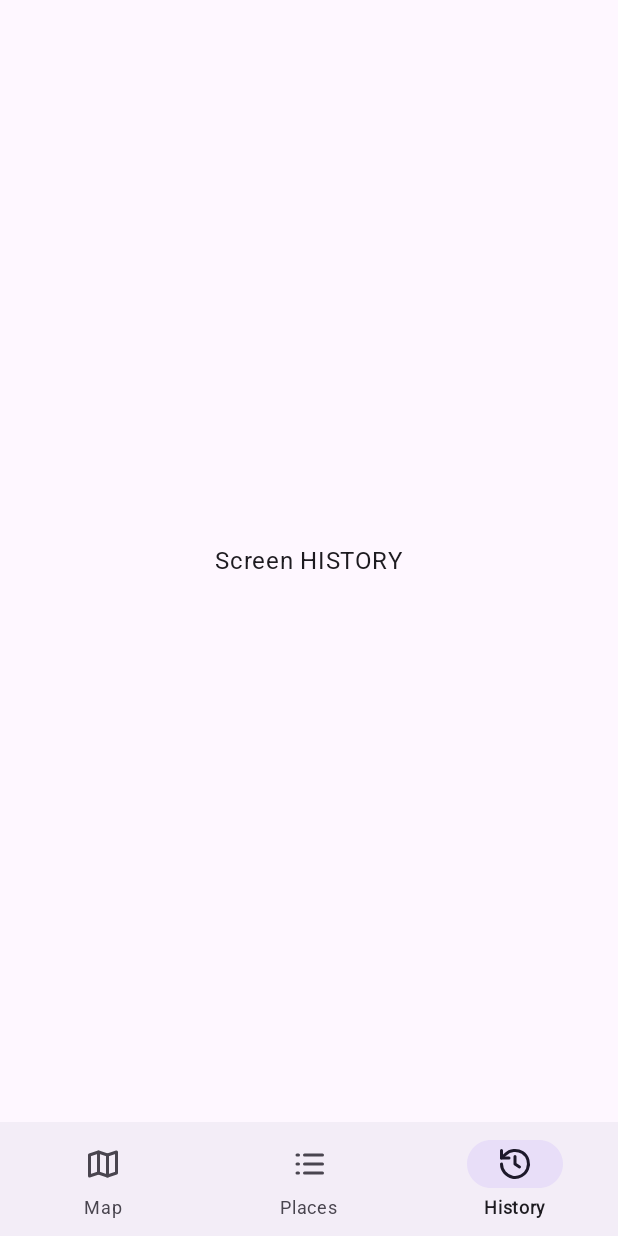
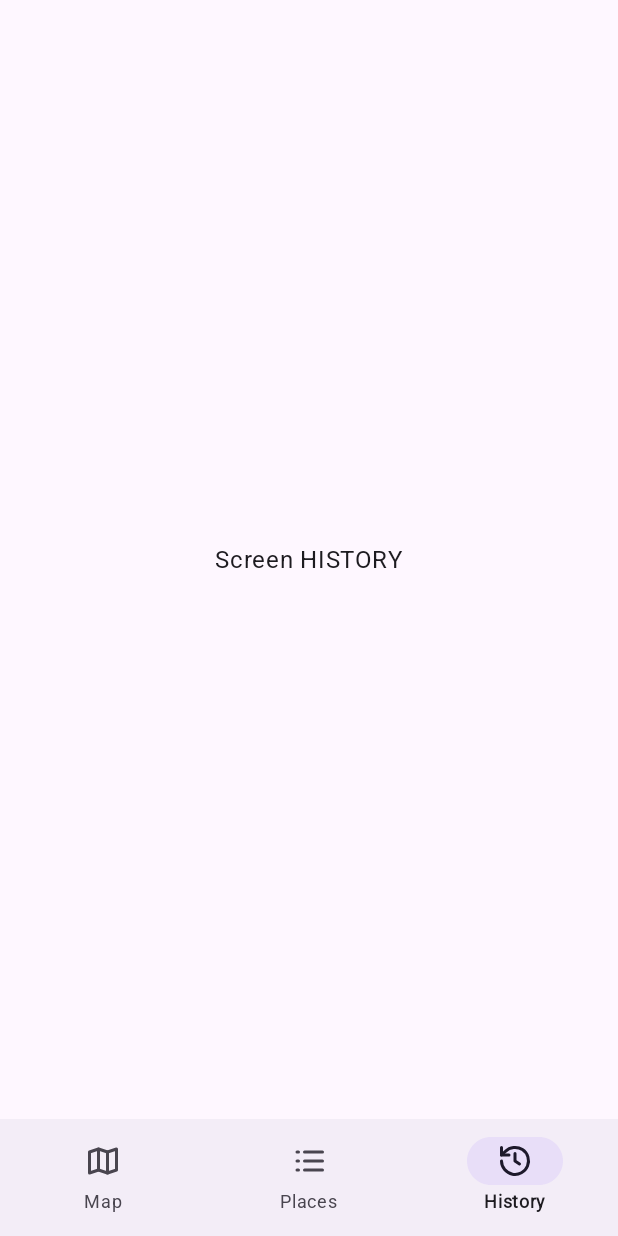
Before and after one commit to ArseniyKorotkov/HistoryPhotos, an Android app built with Jetpack Compose: the HISTORY screen opened through its navigation route, on a phone screen of 412 x 824 dp. Run offline under Robolectric (Android 15) with nearby library versions, the phone set to English and light mode, and no system bars.

Commit message:
task6_fix: UI size

```diff
--- a/app/src/main/java/by/arsy/historyphotos/BottomNavBar.kt
+++ b/app/src/main/java/by/arsy/historyphotos/BottomNavBar.kt
@@ -80,7 +80,7 @@ private fun ButtonBarItem(
             contentAlignment = Alignment.Center,
             modifier =
                 Modifier
-                    .padding(bottom = 6.dp) // TODO: взято наугад
+                    .padding(bottom = 4.dp)
                     .size(width = 64.dp, height = 32.dp), // TODO: хардкод размеров картинки
         ) {
             // TODO: хочется сделать анимацию "перелета"
--- a/app/src/main/java/by/arsy/historyphotos/MainActivity.kt
+++ b/app/src/main/java/by/arsy/historyphotos/MainActivity.kt
@@ -54,7 +54,7 @@ class MainActivity : ComponentActivity() {
                                 Modifier
                                     .fillMaxWidth()
                                     .background(color = MaterialTheme.colorScheme.surfaceContainer)
-                                    .padding(bottom = 12.dp, top = 12.dp) // TODO: взято наугад
+                                    .padding(bottom = 16.dp, top = 12.dp)
                                     .navigationBarsPadding(),
                         )
                     },
```
